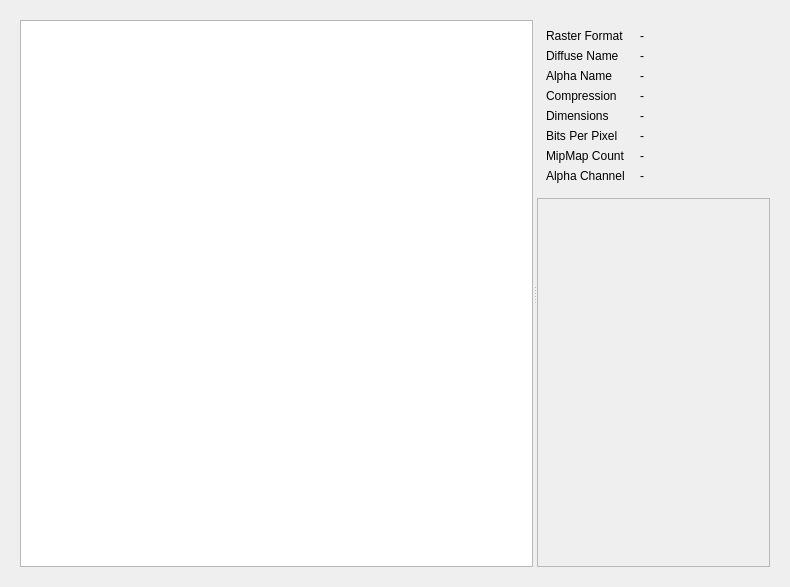
Above: src/gtatools-gui/src/src/formats/txd/TXDWidget.ui from alemariusnexus/gtatools before the change. Below: the same form after it.
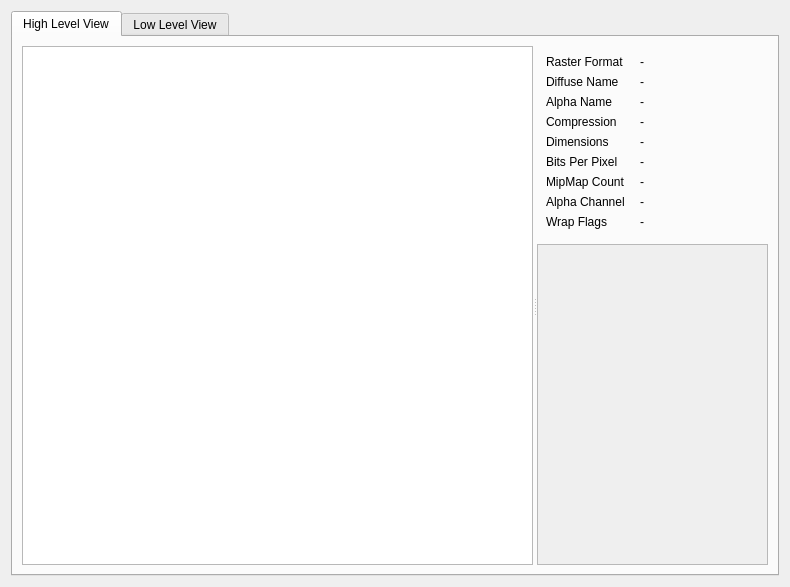
That is the form after the change. Custom widgets are drawn as their Qt base class.

Commit message: - Implemented support for GTA VC LOD system - Wrote hex editor classes for gtatools-gui - Implemented RWBS low-level support (including experimental write support) in gtatools-gui - Changed architecture of gtatools-gui to make saving of files possible - Some changes in libgtaformats, e.g. the new classes *MapItemDefinition - Error correction in File class (missing operator=) - TODO add operator= to all copyable classes

The edit to the form file:
```diff
--- a/src/gtatools-gui/src/src/formats/txd/TXDWidget.ui
+++ b/src/gtatools-gui/src/src/formats/txd/TXDWidget.ui
@@ -15,13 +15,20 @@
   </property>
   <layout class="QVBoxLayout" name="verticalLayout">
    <item>
-    <widget class="QWidget" name="widget_2" native="true">
+    <widget class="QTabWidget" name="tabWidget">
      <property name="sizePolicy">
-      <sizepolicy hsizetype="Preferred" vsizetype="Preferred">
+      <sizepolicy hsizetype="Expanding" vsizetype="Expanding">
        <horstretch>0</horstretch>
        <verstretch>1</verstretch>
       </sizepolicy>
      </property>
+     <property name="currentIndex">
+      <number>0</number>
+     </property>
+     <widget class="QWidget" name="tab">
+      <attribute name="title">
+       <string>High Level View</string>
+      </attribute>
      <layout class="QVBoxLayout" name="verticalLayout_2">
       <item>
        <widget class="QSplitter" name="mainSplitter">
@@ -159,6 +166,20 @@
                </property>
               </widget>
              </item>
+              <item row="8" column="0">
+               <widget class="QLabel" name="label">
+                <property name="text">
+                 <string>Wrap Flags</string>
+                </property>
+               </widget>
+              </item>
+              <item row="8" column="1">
+               <widget class="QLabel" name="wrapFlagsLabel">
+                <property name="text">
+                 <string notr="true">-</string>
+                </property>
+               </widget>
+              </item>
             </layout>
            </widget>
           </item>
@@ -184,8 +205,8 @@
               <rect>
                <x>0</x>
                <y>0</y>
-               <width>231</width>
-               <height>405</height>
+                <width>240</width>
+                <height>328</height>
               </rect>
              </property>
              <property name="mouseTracking">
@@ -212,6 +233,17 @@
       </item>
      </layout>
     </widget>
+     <widget class="QWidget" name="tab_2">
+      <attribute name="title">
+       <string>Low Level View</string>
+      </attribute>
+      <layout class="QVBoxLayout" name="verticalLayout_4">
+       <item>
+        <widget class="RWBSWidget" name="rwbsWidget" native="true"/>
+       </item>
+      </layout>
+     </widget>
+    </widget>
    </item>
   </layout>
  </widget>
@@ -221,6 +253,12 @@
    <extends>QLabel</extends>
    <header location="global">TextureDisplayer.h</header>
   </customwidget>
+  <customwidget>
+   <class>RWBSWidget</class>
+   <extends>QWidget</extends>
+   <header location="global">RWBSWidget.h</header>
+   <container>1</container>
+  </customwidget>
  </customwidgets>
  <resources/>
  <connections/>
```
Lines whose indentation alone changed are shown as unchanged. The commit also changes 103 other files.
